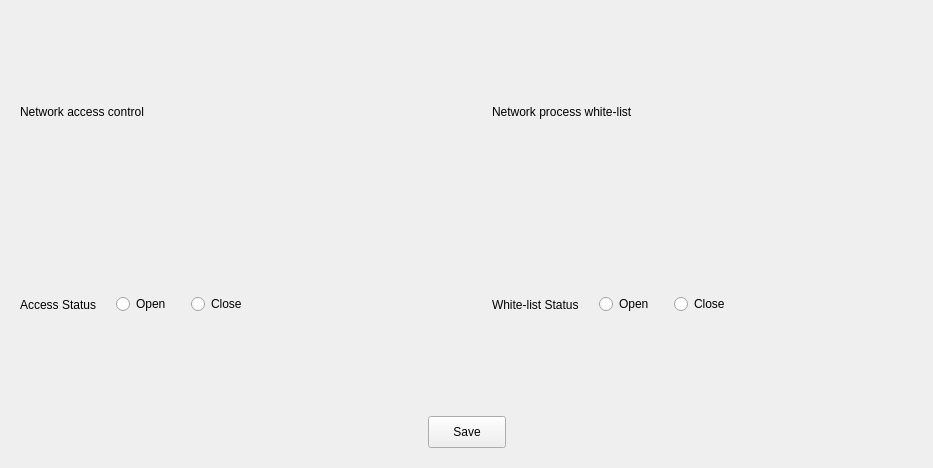
Qt form src/pages/node/security-configuration/network-config-page.ui (openeuler-mirror/ks-scmc-gui) before a commit.
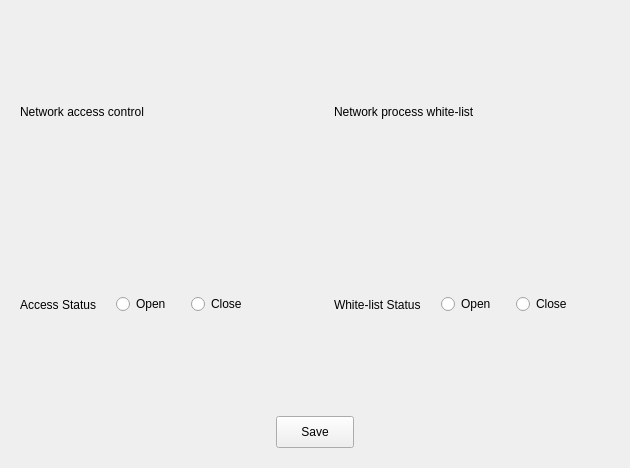
The same form after that commit.

Commit message: fix（pages）：modify code changes - 自定义用于输入ip或者ip/mask的输入框

Patch:
```diff
--- a/src/pages/node/security-configuration/network-config-page.ui
+++ b/src/pages/node/security-configuration/network-config-page.ui
@@ -6,7 +6,7 @@
    <rect>
     <x>0</x>
     <y>0</y>
-    <width>933</width>
+    <width>630</width>
     <height>468</height>
    </rect>
   </property>
```
